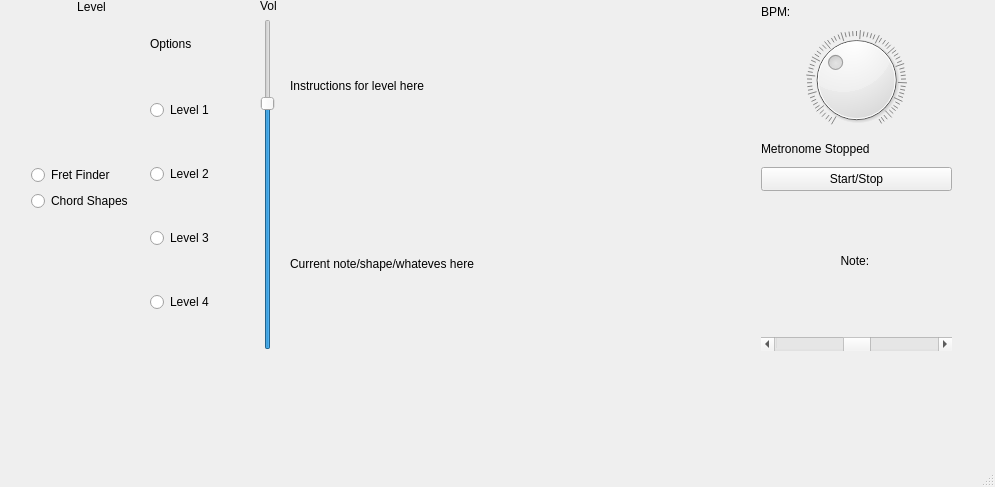
Old version of the form qtDesigner/test1.ui in the repository EuphonistiHack/bassbot.
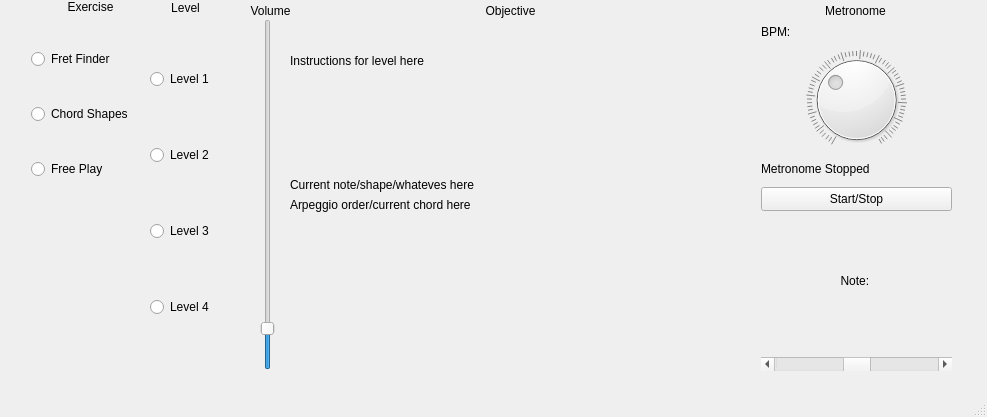
New version of the form.

Commit message: So, so much added.  GUI is in place, free play exists.

Diff of the .ui file:
```diff
--- a/qtDesigner/test1.ui
+++ b/qtDesigner/test1.ui
@@ -6,8 +6,8 @@
    <rect>
     <x>0</x>
     <y>0</y>
-    <width>995</width>
-    <height>487</height>
+    <width>987</width>
+    <height>417</height>
    </rect>
   </property>
   <property name="windowTitle">
@@ -18,28 +18,12 @@
     <property name="geometry">
      <rect>
       <x>31</x>
-      <y>0</y>
+      <y>20</y>
       <width>121</width>
-      <height>211</height>
+      <height>191</height>
      </rect>
     </property>
     <layout class="QVBoxLayout" name="ExerciseLayout">
-     <item>
-      <widget class="QLabel" name="label">
-       <property name="sizePolicy">
-        <sizepolicy hsizetype="Minimum" vsizetype="Minimum">
-         <horstretch>0</horstretch>
-         <verstretch>0</verstretch>
-        </sizepolicy>
-       </property>
-       <property name="text">
-        <string>Level</string>
-       </property>
-       <property name="alignment">
-        <set>Qt::AlignHCenter|Qt::AlignTop</set>
-       </property>
-      </widget>
-     </item>
      <item>
       <widget class="QRadioButton" name="exerciseRadioFrets">
        <property name="text">
@@ -54,13 +38,20 @@
        </property>
       </widget>
      </item>
+     <item>
+      <widget class="QRadioButton" name="exerciseRadioFreePlay">
+       <property name="text">
+        <string>Free Play</string>
+       </property>
+      </widget>
+     </item>
     </layout>
    </widget>
    <widget class="QWidget" name="verticalLayoutWidget_3">
     <property name="geometry">
      <rect>
       <x>761</x>
-      <y>190</y>
+      <y>210</y>
       <width>191</width>
       <height>161</height>
      </rect>
@@ -95,7 +86,7 @@
     <property name="geometry">
      <rect>
       <x>761</x>
-      <y>0</y>
+      <y>20</y>
       <width>191</width>
       <height>191</height>
      </rect>
@@ -155,7 +146,7 @@
       <x>30</x>
       <y>209</y>
       <width>121</width>
-      <height>141</height>
+      <height>161</height>
      </rect>
     </property>
     <layout class="QVBoxLayout" name="ReportLayout"/>
@@ -164,34 +155,12 @@
     <property name="geometry">
      <rect>
       <x>150</x>
-      <y>-1</y>
+      <y>19</y>
       <width>111</width>
       <height>351</height>
      </rect>
     </property>
     <layout class="QVBoxLayout" name="OptionsLayout">
-     <item>
-      <widget class="QLabel" name="optionsLabel">
-       <property name="sizePolicy">
-        <sizepolicy hsizetype="Preferred" vsizetype="Minimum">
-         <horstretch>0</horstretch>
-         <verstretch>0</verstretch>
-        </sizepolicy>
-       </property>
-       <property name="maximumSize">
-        <size>
-         <width>16777215</width>
-         <height>19</height>
-        </size>
-       </property>
-       <property name="text">
-        <string>Options</string>
-       </property>
-       <property name="alignment">
-        <set>Qt::AlignLeading|Qt::AlignLeft|Qt::AlignTop</set>
-       </property>
-      </widget>
-     </item>
      <item>
       <widget class="QRadioButton" name="levelRadio1">
        <property name="text">
@@ -226,7 +195,7 @@
     <property name="geometry">
      <rect>
       <x>290</x>
-      <y>-1</y>
+      <y>19</y>
       <width>471</width>
       <height>351</height>
      </rect>
@@ -247,34 +216,50 @@
        <property name="text">
         <string>Current note/shape/whateves here</string>
        </property>
+       <property name="alignment">
+        <set>Qt::AlignBottom|Qt::AlignLeading|Qt::AlignLeft</set>
+       </property>
        <property name="wordWrap">
         <bool>true</bool>
        </property>
       </widget>
      </item>
+     <item>
+      <widget class="QLabel" name="secondaryGoalLabel">
+       <property name="text">
+        <string>Arpeggio order/current chord here</string>
+       </property>
+       <property name="alignment">
+        <set>Qt::AlignLeading|Qt::AlignLeft|Qt::AlignTop</set>
+       </property>
+      </widget>
+     </item>
+     <item>
+      <widget class="QLabel" name="currentStatusLabel">
+       <property name="text">
+        <string/>
+       </property>
+      </widget>
+     </item>
     </layout>
    </widget>
    <widget class="QWidget" name="verticalLayoutWidget_8">
     <property name="geometry">
      <rect>
       <x>260</x>
-      <y>-1</y>
+      <y>19</y>
       <width>31</width>
       <height>351</height>
      </rect>
     </property>
     <layout class="QVBoxLayout" name="VolumeLayout">
-     <item>
-      <widget class="QLabel" name="label_3">
-       <property name="text">
-        <string>Vol</string>
-       </property>
-      </widget>
-     </item>
      <item>
       <widget class="QSlider" name="volumeSlider">
+       <property name="value">
+        <number>10</number>
+       </property>
        <property name="sliderPosition">
-        <number>75</number>
+        <number>10</number>
        </property>
        <property name="orientation">
         <enum>Qt::Vertical</enum>
@@ -287,7 +272,7 @@
     <property name="geometry">
      <rect>
       <x>0</x>
-      <y>0</y>
+      <y>20</y>
       <width>31</width>
       <height>351</height>
      </rect>
@@ -312,13 +297,141 @@
     <property name="geometry">
      <rect>
       <x>950</x>
-      <y>0</y>
+      <y>20</y>
       <width>31</width>
       <height>351</height>
      </rect>
     </property>
     <layout class="QHBoxLayout" name="horizontalLayout_2"/>
    </widget>
+   <widget class="QWidget" name="verticalLayoutWidget_2">
+    <property name="geometry">
+     <rect>
+      <x>30</x>
+      <y>0</y>
+      <width>121</width>
+      <height>21</height>
+     </rect>
+    </property>
+    <layout class="QVBoxLayout" name="verticalLayout">
+     <item>
+      <widget class="QLabel" name="label">
+       <property name="sizePolicy">
+        <sizepolicy hsizetype="Minimum" vsizetype="Minimum">
+         <horstretch>0</horstretch>
+         <verstretch>0</verstretch>
+        </sizepolicy>
+       </property>
+       <property name="text">
+        <string>Exercise</string>
+       </property>
+       <property name="alignment">
+        <set>Qt::AlignHCenter|Qt::AlignTop</set>
+       </property>
+      </widget>
+     </item>
+    </layout>
+   </widget>
+   <widget class="QWidget" name="verticalLayoutWidget_9">
+    <property name="geometry">
+     <rect>
+      <x>150</x>
+      <y>0</y>
+      <width>71</width>
+      <height>21</height>
+     </rect>
+    </property>
+    <layout class="QVBoxLayout" name="verticalLayout_2">
+     <item>
+      <widget class="QLabel" name="optionsLabel">
+       <property name="sizePolicy">
+        <sizepolicy hsizetype="Minimum" vsizetype="Minimum">
+         <horstretch>0</horstretch>
+         <verstretch>0</verstretch>
+        </sizepolicy>
+       </property>
+       <property name="maximumSize">
+        <size>
+         <width>16777215</width>
+         <height>19</height>
+        </size>
+       </property>
+       <property name="text">
+        <string>Level</string>
+       </property>
+       <property name="alignment">
+        <set>Qt::AlignHCenter|Qt::AlignTop</set>
+       </property>
+      </widget>
+     </item>
+    </layout>
+   </widget>
+   <widget class="QWidget" name="verticalLayoutWidget_10">
+    <property name="geometry">
+     <rect>
+      <x>220</x>
+      <y>0</y>
+      <width>101</width>
+      <height>21</height>
+     </rect>
+    </property>
+    <layout class="QVBoxLayout" name="verticalLayout_3">
+     <item>
+      <widget class="QLabel" name="label_3">
+       <property name="text">
+        <string>Volume</string>
+       </property>
+       <property name="alignment">
+        <set>Qt::AlignCenter</set>
+       </property>
+      </widget>
+     </item>
+    </layout>
+   </widget>
+   <widget class="QWidget" name="verticalLayoutWidget_11">
+    <property name="geometry">
+     <rect>
+      <x>760</x>
+      <y>0</y>
+      <width>191</width>
+      <height>21</height>
+     </rect>
+    </property>
+    <layout class="QVBoxLayout" name="verticalLayout_4">
+     <item>
+      <widget class="QLabel" name="label_4">
+       <property name="text">
+        <string>Metronome</string>
+       </property>
+       <property name="alignment">
+        <set>Qt::AlignCenter</set>
+       </property>
+      </widget>
+     </item>
+    </layout>
+   </widget>
+   <widget class="QWidget" name="verticalLayoutWidget_12">
+    <property name="geometry">
+     <rect>
+      <x>430</x>
+      <y>0</y>
+      <width>161</width>
+      <height>21</height>
+     </rect>
+    </property>
+    <layout class="QVBoxLayout" name="verticalLayout_5">
+     <item>
+      <widget class="QLabel" name="label_2">
+       <property name="text">
+        <string>Objective</string>
+       </property>
+       <property name="alignment">
+        <set>Qt::AlignCenter</set>
+       </property>
+      </widget>
+     </item>
+    </layout>
+   </widget>
   </widget>
   <widget class="QMenuBar" name="menubar">
    <property name="geometry">
```
Left out of the diff: 6 changed lines with no effect on the pictures. The commit also changes 6 other files.
